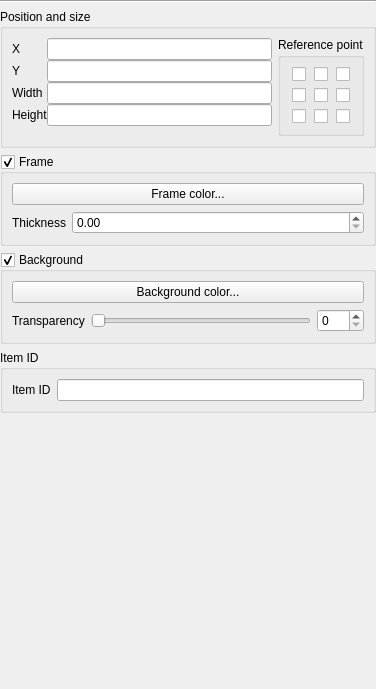
The window that src/ui/qgscomposeritemwidgetbase.ui (qgis/QGIS) describes before a commit, drawn with Qt 5.
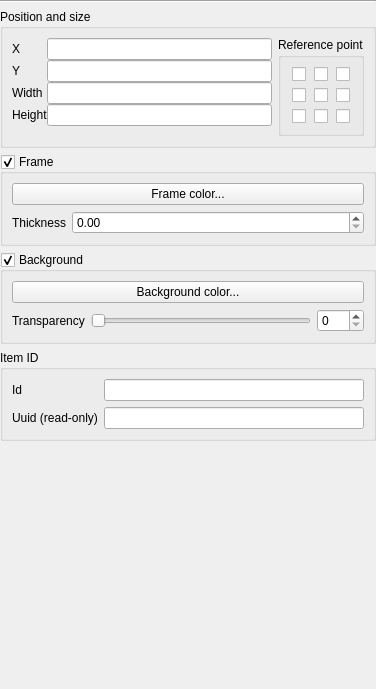
The same window after the commit. Custom widgets are drawn as their Qt base class.

Commit message:
Implemented ComposerItem's Uuids
- uuid are kept on cut/paste, but deleted on import template or copy/paste
- removed obsolete id reference in QgsComposerLabelWidget

Diff of the .ui file:
```diff
--- a/src/ui/qgscomposeritemwidgetbase.ui
+++ b/src/ui/qgscomposeritemwidgetbase.ui
@@ -358,16 +358,30 @@
       <property name="labelAlignment">
        <set>Qt::AlignLeading|Qt::AlignLeft|Qt::AlignVCenter</set>
       </property>
-      <item row="0" column="0">
-       <widget class="QLabel" name="mIdLabel">
+      <item row="1" column="0">
+       <widget class="QLabel" name="mItemUuidLabel">
         <property name="text">
-         <string>Item ID</string>
+         <string>Uuid (read-only)</string>
+        </property>
+       </widget>
+      </item>
+      <item row="1" column="1">
+       <widget class="QLineEdit" name="mItemUuidLineEdit">
+        <property name="readOnly">
+         <bool>true</bool>
         </property>
        </widget>
       </item>
       <item row="0" column="1">
        <widget class="QLineEdit" name="mItemIdLineEdit"/>
       </item>
+      <item row="0" column="0">
+       <widget class="QLabel" name="mItemIdLabel">
+        <property name="text">
+         <string>Id</string>
+        </property>
+       </widget>
+      </item>
      </layout>
     </widget>
    </item>
```
The commit also changes 9 other files.
